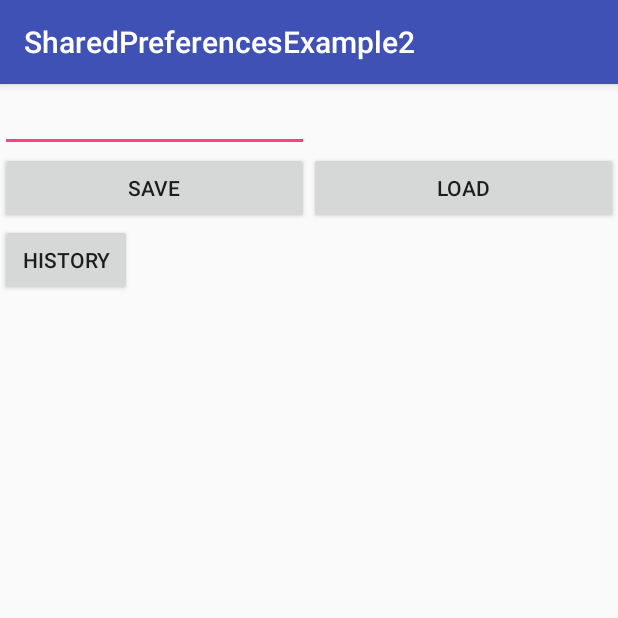
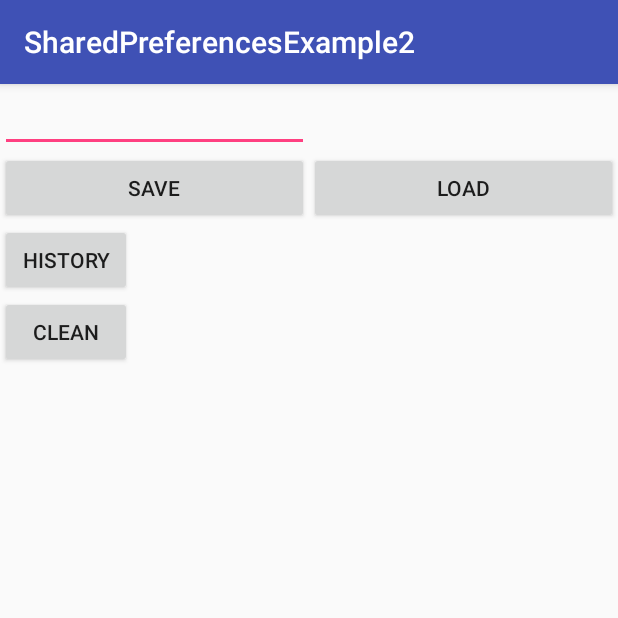
Before and after one commit to Art-999/SharedPreferencesExample2, an Android app: the screen it shows after launch (MainActivity), after a tap on "SAVE", on a phone screen of 412 x 824 dp, the top half of it. Run offline under Robolectric (Android 15) with nearby library versions, the phone set to English and light mode, and no system bars.

Commit message:
20.10.2017   ArtCommit gorcic ( 1 )

```diff
--- a/app/src/main/java/com/example/arturmusayelyan/sharedpreferencesexample2/MainActivity.java
+++ b/app/src/main/java/com/example/arturmusayelyan/sharedpreferencesexample2/MainActivity.java
@@ -3,6 +3,7 @@ package com.example.arturmusayelyan.sharedpreferencesexample2;
 import android.content.SharedPreferences;
 import android.os.Bundle;
 import android.support.v7.app.AppCompatActivity;
+import android.util.Log;
 import android.view.View;
 import android.widget.ArrayAdapter;
 import android.widget.EditText;
@@ -26,28 +27,40 @@ public class MainActivity extends AppCompatActivity {
     private ListView listView;
     private boolean booleanForVisibility;
     private SharedPreferences preferencesForList;
-    private String inputedText;
+    // private String inputedText = null;
+    private boolean booleanForCheckSave;
+    private ArrayList<String> listItems;
+
+//    private static final String PREFERENCES = "shared_prefs";
+//
+//    private final SharedPreferences sharedPreferences  = getApplicationContext().getSharedPreferences(PREFERENCES, MODE_PRIVATE);
 
     @Override
+    //https://www.youtube.com/watch?v=H92nFax2cws
     protected void onCreate(Bundle savedInstanceState) {
         super.onCreate(savedInstanceState);
         setContentView(R.layout.activity_main);
+        //myPreference = getPreferences(MODE_PRIVATE);
         booleanForVisibility = true;
+        booleanForCheckSave =false;
         editText = (EditText) findViewById(R.id.editTextForPutting);
         textView = (TextView) findViewById(R.id.textViewForShowing);
 
         listView = (ListView) findViewById(R.id.history_list);
         historyList = new ArrayList<>();
-        adapter = new ArrayAdapter<>(this, android.R.layout.simple_list_item_1, historyList);
+        listItems = new ArrayList<>();
+        adapter = new ArrayAdapter<>(this, android.R.layout.simple_list_item_1, listItems);
         listView.setAdapter(adapter);
         listView.setVisibility(View.INVISIBLE);
+
+
     }
 
     public void onClick(View view) {
         switch (view.getId()) {
             case R.id.buttonSave:
-                saveText();
-                editText.setText("");
+                String parametr = editText.getText().toString();
+                saveText(parametr);
                 break;
             case R.id.buttonLoad:
                 loadText();
@@ -56,66 +69,95 @@ public class MainActivity extends AppCompatActivity {
                 if (booleanForVisibility) {
                     listView.setVisibility(View.VISIBLE);
                     booleanForVisibility = false;
-                    if (historyList != null) {
                     showHistory();
-                    }
                 } else {
                     listView.setVisibility(View.INVISIBLE);
                     booleanForVisibility = true;
                 }
+                break;
+            case R.id.clean_btn:
+                // myPreference = getPreferences(MODE_PRIVATE);
+                SharedPreferences.Editor editor = myPreference.edit();
+                editor.clear();
+                editor.apply();
+                //historyList.clear();
+                Toast.makeText(this, "You clean SharedPreferences", Toast.LENGTH_SHORT).show();
+                textView.setText("");
+                listView.setAdapter(null);
                 break;
             default:
                 break;
         }
     }
 
-    public void saveText() {
+    public void saveText(String inputedText) {
+        Log.d("Art_Log", "saveText worked");
+        if (inputedText.length() > 0) {
+            // myPreference = getPreferences(MODE_PRIVATE);
             myPreference = getPreferences(MODE_PRIVATE);
             SharedPreferences.Editor editor = myPreference.edit();
-        inputedText = editText.getText().toString();
-        if (inputedText.length() > 0) {
             editor.putString("Key", inputedText);
             editor.apply();
             Toast.makeText(this, "Text saved", Toast.LENGTH_SHORT).show();
-//            adapter.add(inputedText);
-//            adapter.notifyDataSetChanged();
-
-
-            savePreferensecForList();
+            historyList.add(inputedText);
+            //savePreferensecForList();
+            editText.setText("");
+        } else {
+            Toast.makeText(this, "You dont save anything", Toast.LENGTH_SHORT).show();
         }
     }
 
     public void loadText() {
+        Log.d("Art_Log", "loadText worked");
+        // myPreference = getPreferences(MODE_PRIVATE);
         myPreference = getPreferences(MODE_PRIVATE);
         String savedText = myPreference.getString("Key", "");
+        if (savedText.length() > 0) {
             textView.setText(savedText);
             Toast.makeText(getApplicationContext(), "Text loaded", Toast.LENGTH_SHORT).show();
+        } else {
+            Toast.makeText(this, "SharedPreferences is empty", Toast.LENGTH_SHORT).show();
+            textView.setText("");
+        }
     }
 
     public void showHistory() {
-        preferencesForList = getPreferences(MODE_PRIVATE);
+       // Log.d("Art_Log", "showHistory worked");
+        //if (booleanForCheckSave) {
+            Log.d("Art_Log", "showHistory worked");
+            myPreference = getPreferences(MODE_PRIVATE);
             Gson gson = new Gson();
-
-        String json = preferencesForList.getString("MyObject", null);
+            String json = myPreference.getString("MyObjects", "");
             Type type = new TypeToken<ArrayList<String>>() {
             }.getType();
-        historyList = gson.fromJson(json, type);
-        if (historyList != null) {
-            adapter.addAll(historyList);
+
+            //String odjects[] = new String[]{gson.fromJson(json, type)};
+        ArrayList<String> localList=gson.fromJson(json, type);
+        System.out.println("localList: " + localList + " json: " + json + " gson:  " + gson.fromJson(json, type));
+//            for (String odject : odjects) {
+//                adapter.add(odject);
+//                adapter.notifyDataSetChanged();
+//          //  }
+        for (int i=0;i<localList.size();i++){
+            adapter.add(localList.get(i));
             adapter.notifyDataSetChanged();
         }
         }
 
+
     @Override
     protected void onDestroy() {
+        Log.d("Art_Log", "onDestroy worked");
+
         savePreferensecForList();
         super.onDestroy();
     }
 
     public void savePreferensecForList() {
-        historyList.add(inputedText);
-        preferencesForList = getPreferences(MODE_PRIVATE);
-        SharedPreferences.Editor editorList = preferencesForList.edit();
+        Log.d("Art_Log","savePreferensecForList worked");
+       // booleanForCheckSave = true;
+        myPreference = getPreferences(MODE_PRIVATE);
+        SharedPreferences.Editor editorList = myPreference.edit();
         Gson gson = new Gson();
         String json = gson.toJson(historyList);
         editorList.putString("MyObject", json);
--- a/app/src/main/res/layout/activity_main.xml
+++ b/app/src/main/res/layout/activity_main.xml
@@ -56,7 +56,10 @@
         android:layout_width="match_parent"
         android:layout_height="wrap_content"
         android:orientation="horizontal">
-
+<LinearLayout
+    android:layout_width="wrap_content"
+    android:layout_height="wrap_content"
+    android:orientation="vertical">
     <Button
         android:id="@+id/history_btn"
         android:layout_width="wrap_content"
@@ -64,6 +67,14 @@
         android:layout_gravity="left"
         android:onClick="onClick"
         android:text="History" />
+    <Button
+        android:layout_width="wrap_content"
+        android:layout_height="wrap_content"
+        android:id="@+id/clean_btn"
+        android:text="clean"
+        android:onClick="onClick"/>
+</LinearLayout>
+
 
         <ListView
             android:id="@+id/history_list"
```
Lines whose indentation alone changed are shown as unchanged.
